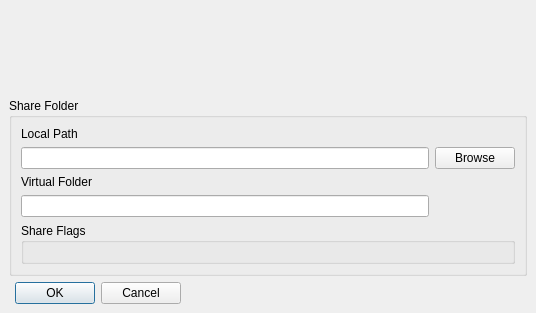
First picture: the form in retroshare-gui/src/gui/ShareDialog.ui, repository RetroShare/RetroShare, before the edit.
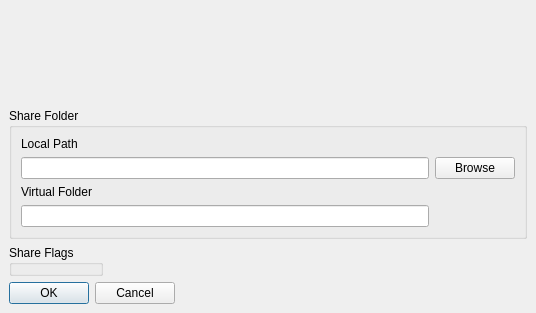
Second picture: the form after the edit. Icons and pictures are not drawn. Custom widgets are drawn as their Qt base class.

Commit message: finally fixed layout. Bloody Qt

What changed in the file:
```diff
--- a/retroshare-gui/src/gui/ShareDialog.ui
+++ b/retroshare-gui/src/gui/ShareDialog.ui
@@ -45,17 +45,14 @@
      <property name="frameShadow">
       <enum>QFrame::Raised</enum>
      </property>
-     <layout class="QGridLayout" name="gridLayout_2">
-      <property name="topMargin">
-       <number>6</number>
-      </property>
-      <item row="0" column="0" colspan="6">
+     <layout class="QVBoxLayout" name="verticalLayout">
+      <item>
        <widget class="QGroupBox" name="groupBox">
         <property name="title">
          <string>Share Folder</string>
         </property>
-        <layout class="QGridLayout" name="gridLayout_6">
-         <item row="0" column="0">
+        <layout class="QVBoxLayout" name="verticalLayout_2">
+         <item>
           <layout class="QGridLayout" name="gridLayout_4">
            <item row="0" column="0">
             <widget class="QLabel" name="label">
@@ -108,18 +105,36 @@
            </item>
           </layout>
          </item>
-         <item row="1" column="0">
+        </layout>
+       </widget>
+      </item>
+      <item>
+       <layout class="QHBoxLayout" name="horizontalLayout">
+        <item>
           <widget class="QGroupBox" name="shareflags_GB">
            <property name="title">
             <string>Share Flags</string>
            </property>
-           <layout class="QVBoxLayout" name="verticalLayout"/>
-          </widget>
-         </item>
-        </layout>
-       </widget>
+         </widget>
+        </item>
+        <item>
+         <spacer name="horizontalSpacer">
+          <property name="orientation">
+           <enum>Qt::Horizontal</enum>
+          </property>
+          <property name="sizeHint" stdset="0">
+           <size>
+            <width>40</width>
+            <height>20</height>
+           </size>
+          </property>
+         </spacer>
+        </item>
+       </layout>
       </item>
-      <item row="1" column="1">
+      <item>
+       <layout class="QHBoxLayout" name="horizontalLayout_2">
+        <item>
        <widget class="QPushButton" name="okButton">
         <property name="minimumSize">
          <size>
@@ -150,25 +165,27 @@
         </property>
        </widget>
       </item>
-      <item row="1" column="3">
-       <spacer>
-        <property name="orientation">
-         <enum>Qt::Horizontal</enum>
-        </property>
-        <property name="sizeHint" stdset="0">
-         <size>
-          <width>191</width>
-          <height>20</height>
-         </size>
-        </property>
-       </spacer>
-      </item>
-      <item row="1" column="2">
+        <item>
        <widget class="QPushButton" name="closeButton">
         <property name="text">
          <string>Cancel</string>
         </property>
        </widget>
+        </item>
+        <item>
+         <spacer>
+          <property name="orientation">
+           <enum>Qt::Horizontal</enum>
+          </property>
+          <property name="sizeHint" stdset="0">
+           <size>
+            <width>191</width>
+            <height>20</height>
+           </size>
+          </property>
+         </spacer>
+        </item>
+       </layout>
       </item>
      </layout>
     </widget>
```
Left out of the diff: 3 changed lines with no effect on the pictures. Lines whose indentation alone changed are shown as unchanged. The commit also changes 1 other file.
